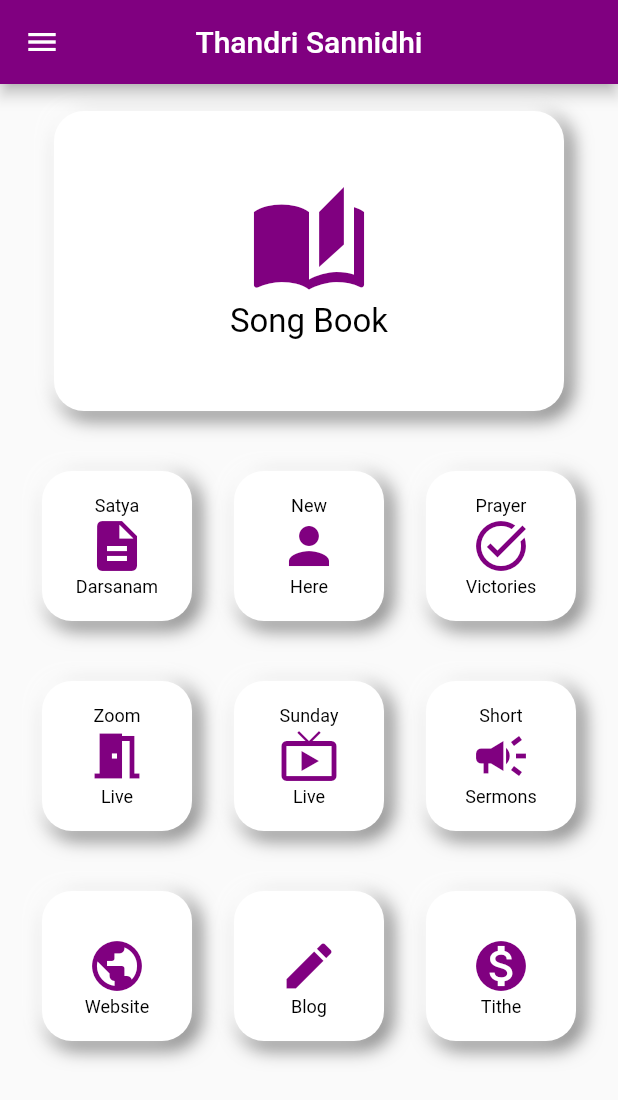
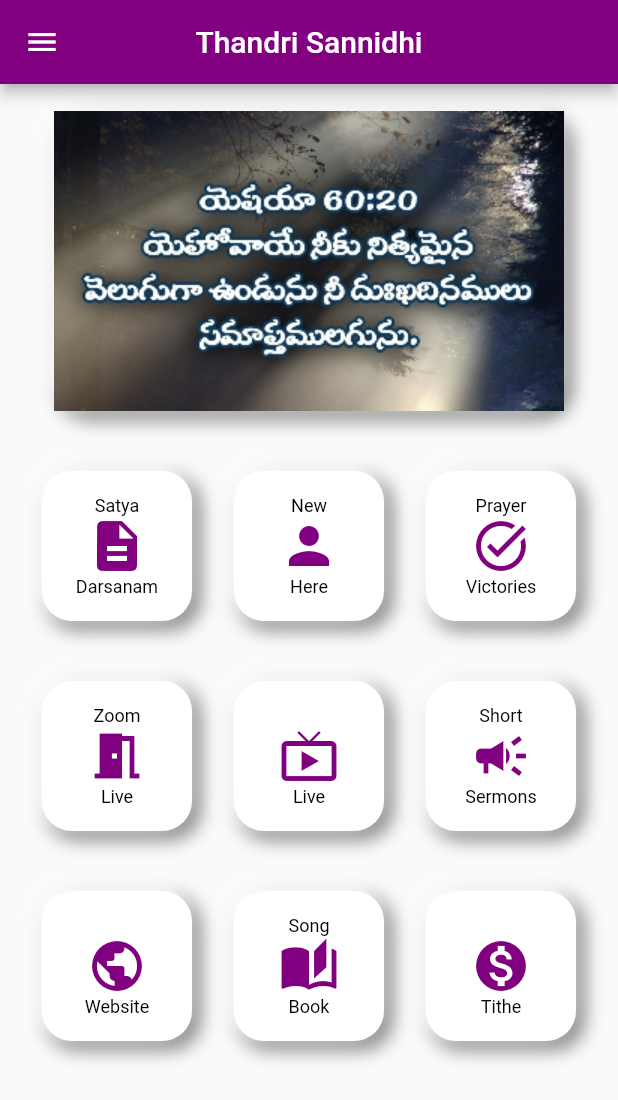
Before and after one commit to chandu-flutter/thandri_dr, a Flutter app: the screen it shows after launch, on a phone screen of 412 x 824 dp. Shown: the top 1100 px of the screen. Run offline on Flutter 3.47's test engine with Material 2 defaults, Android fonts, the light colour scheme and no system bars; drawn by our look-alikes of flutter_zoom_drawer; our stand-ins replace cloud_firestore, firebase_core, lottie; missing offline and left inert: flutter_inappwebview, syncfusion_flutter_pdfviewer; accounts and stored records are empty.

Commit message:
homepage edit

```diff
--- a/lib/home.dart
+++ b/lib/home.dart
@@ -71,18 +71,11 @@
                     child: const Column(
                       mainAxisAlignment: MainAxisAlignment.center,
                       children: [
-                        Icon(
-                          Icons.auto_stories,
-                          size: 80,
-                          color: Color.fromARGB(255, 128, 0, 128),
+                        Image(
+                          image: AssetImage('images/promise.jpg'),
+                          width: 340,
+                          height: 200,
                         ),
-                        Text(
-                          'Song Book',
-                          style: TextStyle(
-                            color: Colors.black,
-                            fontSize: 22,
-                          ),
-                        )
                       ],
                     ),
                   ),
@@ -184,7 +177,7 @@
                   },
                   child: Linked(
                     icon: Icons.live_tv,
-                    label1: "Sunday",
+                    label1: "",
                     label2: "Live",
                   ),
                 ),
@@ -230,10 +223,22 @@
                     label2: "Website",
                   ),
                 ),
-                Linked(
-                  icon: Icons.edit,
-                  label1: "",
-                  label2: "Blog",
+                InkWell(
+                  onTap: () {
+                    Navigator.push(
+                      context,
+                      MaterialPageRoute(
+                        builder: (context) {
+                          return const SongBookScreen();
+                        },
+                      ),
+                    );
+                  },
+                  child: Linked(
+                    icon: Icons.auto_stories,
+                    label1: "Song",
+                    label2: "Book",
+                  ),
                 ),
                 Linked(
                   icon: Icons.monetization_on,
```
